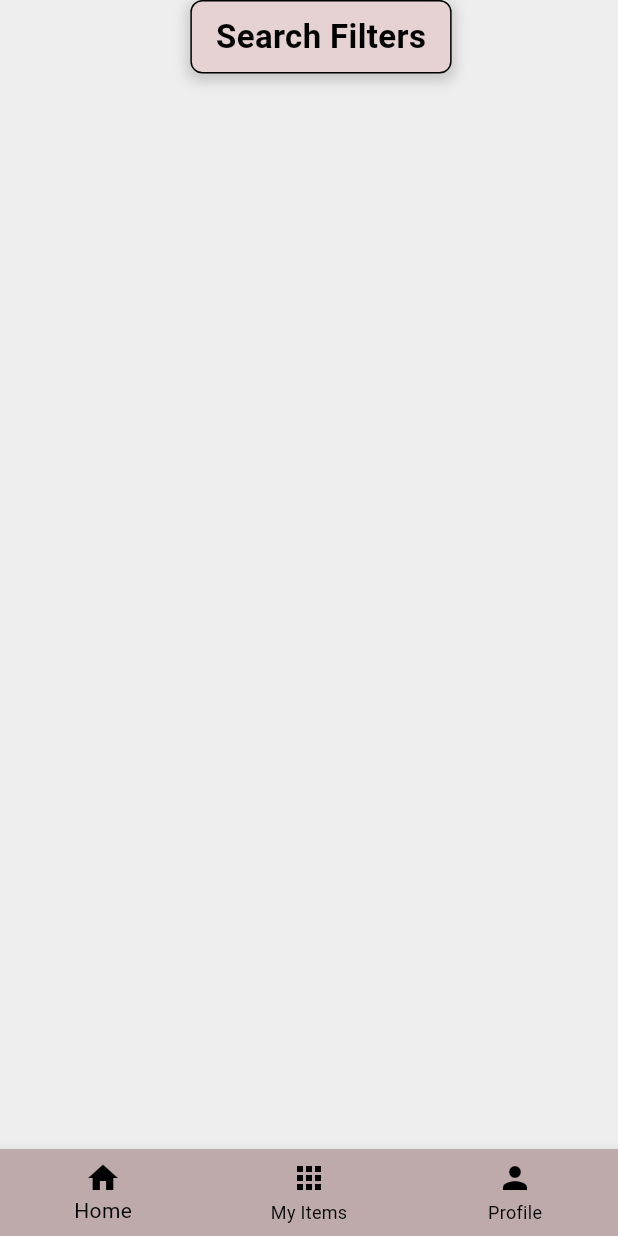
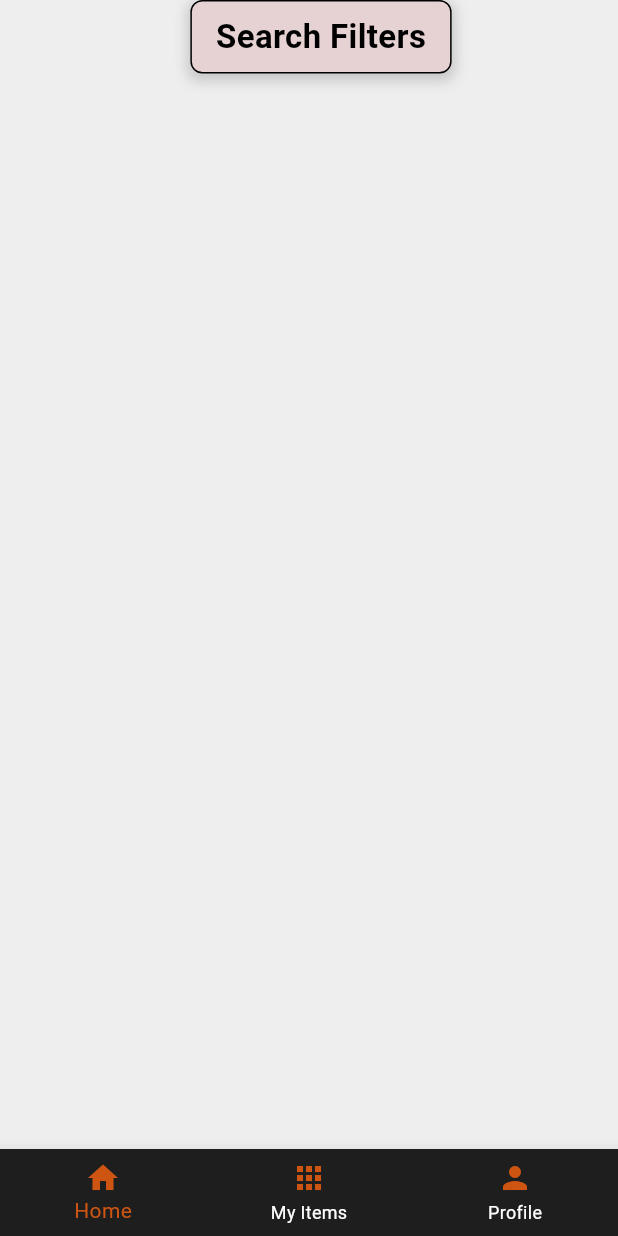
Before and after one commit to szajbot/frontend-simple-app, a Flutter app: the HomePage screen opened directly, on a phone screen of 412 x 824 dp. Run offline on Flutter 3.47's test engine with Material 3 defaults, Android fonts, the phone set to English and light mode, and no system bars.

Commit message:
addd custom colors file, changes page components colors from static values to variable from file

```diff
--- /dev/null
+++ b/lib/colors.dart
@@ -0,0 +1,20 @@
+import 'package:flutter/material.dart';
+
+class CustomColors {
+  // static const Color lightPink = Color.fromARGB(255, 210, 190, 190);
+  // static const Color green = Color.fromARGB(255, 0, 255, 0);  // Example green
+  // static const Color blue = Color.fromARGB(255, 0, 0, 255);   // Example blue
+  // static const Color darkBlue = Color.fromARGB(255, 0, 0, 139); // Dark Blue
+  // static const Color orange = Color.fromARGB(255, 255, 165, 0); // Orange
+  static const Color background = Color.fromARGB(255, 30, 30, 30);
+  static const Color background2 = Color.fromARGB(255, 30, 30, 30);
+  static const Color white = Color.fromARGB(255, 255, 255, 255);
+  static const Color black = Color.fromARGB(255, 0, 0, 0);
+  static const Color component = Color.fromARGB(255, 60, 60, 60);
+  static const Color component2 = Color.fromARGB(255, 50, 50, 50);
+  static const Color componentFont = Color.fromARGB(255, 255, 100, 14);
+  static const Color componentFont2 = Color.fromARGB(255, 255, 100, 14);
+  static const Color hintFont = Color.fromARGB(255, 0, 0, 0);
+  static const Color icon = Color.fromARGB(200, 255, 100, 14);
+  static const Color componentBackground = Color.fromARGB(255, 0, 0, 0);
+}
--- a/lib/components/my_textfield.dart
+++ b/lib/components/my_textfield.dart
@@ -1,4 +1,6 @@
 import 'package:flutter/material.dart';
+
+import '../colors.dart';
 
 class MyTextField extends StatelessWidget {
   final controller;
@@ -30,9 +32,9 @@ class MyTextField extends StatelessWidget {
               borderSide: BorderSide(color: Colors.grey.shade600),
             ),
             filled: true,
-            fillColor: Colors.grey.shade300,
+            fillColor: CustomColors.component2,
             hintText: hintText,
-            hintStyle: TextStyle(color: Colors.grey.shade500, fontSize: 15),
+            hintStyle: TextStyle(color: CustomColors.componentFont2, fontSize: 15),
           ),
         ),
       ),
--- a/lib/pages/home_page.dart
+++ b/lib/pages/home_page.dart
@@ -1,4 +1,5 @@
 import 'package:flutter/material.dart';
+import 'package:parking_lot/colors.dart';
 import '../containers/home_container.dart';
 import '../containers/my_items_container.dart';
 import '../containers/profile_container.dart';
@@ -16,13 +17,13 @@ class _HomePageState extends State<HomePage> {
   getColorForContainer() {
     switch (currentPageIndex) {
       case 0:
-        return Color.fromARGB(255, 190, 170, 170);
+        return CustomColors.background2;
       case 1:
-        return Color.fromARGB(255, 190, 170, 170);
+        return CustomColors.background2;
       case 2:
-        return Color.fromARGB(255, 190, 170, 170);
+        return CustomColors.background2;
       default:
-        return Color.fromARGB(255, 190, 170, 170);
+        return CustomColors.background2;
     }
   }
 
@@ -39,20 +40,30 @@ class _HomePageState extends State<HomePage> {
         },
         items: const <BottomNavigationBarItem>[
           BottomNavigationBarItem(
-            icon: Icon(Icons.home),
+            icon: Icon(
+              Icons.home,
+              color: CustomColors.icon,
+            ),
             label: 'Home',
           ),
           BottomNavigationBarItem(
-            icon: Icon(Icons.apps),
+            icon: Icon(
+              Icons.apps,
+              color: CustomColors.icon,
+            ),
             label: 'My Items',
           ),
           BottomNavigationBarItem(
-            icon: Icon(Icons.person),
+            icon: Icon(
+              Icons.person,
+              color: CustomColors.icon,
+            ),
             label: 'Profile',
+
           ),
         ],
-        selectedItemColor: Colors.black,
-        unselectedItemColor: Colors.black,
+        selectedItemColor: CustomColors.icon,
+        unselectedItemColor: CustomColors.white,
       ),
       body: <Widget>[
         HomeContainer(),
--- a/pubspec.yaml
+++ b/pubspec.yaml
@@ -34,6 +34,7 @@ dependencies:
   # The following adds the Cupertino Icons font to your application.
   # Use with the CupertinoIcons class for iOS style icons.
   cupertino_icons: ^1.0.8
+  http: ^1.3.0
 
 dev_dependencies:
   flutter_test:
```
Also changed, not shown: lib/main.dart (+1 -52 lines), lib/pages/login_page.dart (+66 -46 lines), lib/pages/register_page.dart (+9 -50 lines), 1 other file.
